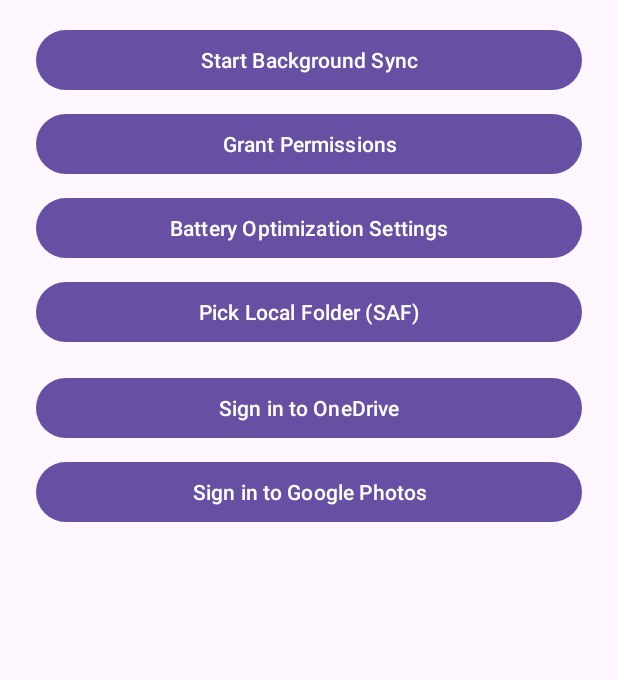
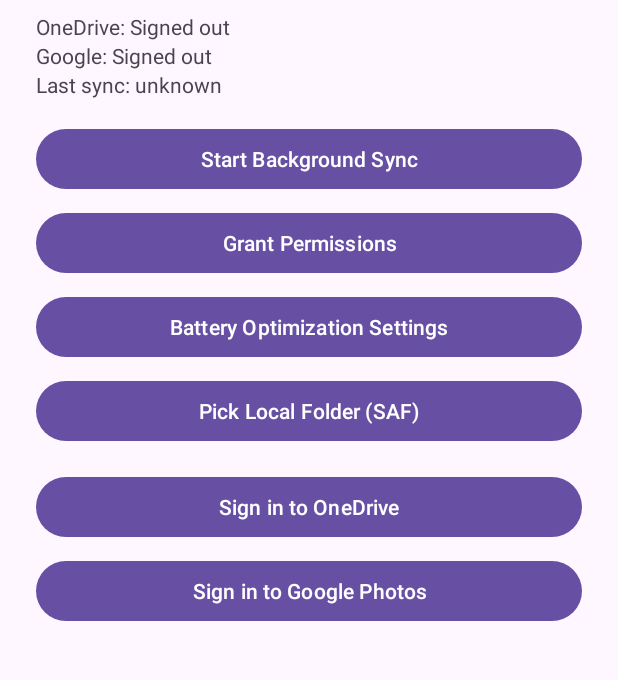
Before and after one commit to ganeshmev/OneDrivePhotosSync, an Android app: the screen it shows after launch (MainActivity), on a phone screen of 412 x 824 dp, the part 77-757 px from its top. Run offline under Robolectric (Android 15) with nearby library versions, the phone set to English and light mode, and no system bars; libraries missing offline, so code that uses them is left out: com.microsoft.identity, net.openid.appauth; 7 statements that could not run were skipped.

Commit message:
feat(ui+sync): status labels for sign-in and last sync; Graph pagination; basic retry/backoff via OkHttp and streaming downloads; docs updated

```diff
--- a/app/src/main/java/com/onedrivesyncer/app/MainActivity.kt
+++ b/app/src/main/java/com/onedrivesyncer/app/MainActivity.kt
@@ -13,6 +13,8 @@ import com.onedrivesyncer.app.service.SyncService
 import com.onedrivesyncer.app.auth.OneDriveMsalAuth
 import com.onedrivesyncer.app.auth.GoogleAuth
 import com.onedrivesyncer.app.auth.TokenStore
+import com.microsoft.identity.client.PublicClientApplication
+import net.openid.appauth.AuthState
 
 class MainActivity : AppCompatActivity() {
 
@@ -34,7 +36,9 @@ class MainActivity : AppCompatActivity() {
     private val googleAuthResult = registerForActivityResult(ActivityResultContracts.StartActivityForResult()) { result ->
         val store = TokenStore(this)
         val gAuth = GoogleAuth(this, store)
-        gAuth.handleAuthResponse(result.data) { /* optional UI feedback */ }
+        gAuth.handleAuthResponse(result.data) {
+            updateStatus()
+        }
     }
 
     override fun onCreate(savedInstanceState: Bundle?) {
@@ -76,5 +80,46 @@ class MainActivity : AppCompatActivity() {
             val intent = GoogleAuth(this, TokenStore(this)).createAuthIntent()
             if (intent != null) googleAuthResult.launch(intent)
         }
+
+        updateStatus()
+    }
+
+    override fun onResume() {
+        super.onResume()
+        updateStatus()
+    }
+
+    private fun updateStatus() {
+        // OneDrive signed-in status via MSAL cache
+        try {
+            val app = PublicClientApplication.createSingleAccountPublicClientApplication(this, com.onedrivesyncer.app.R.raw.msal_config)
+            app.getCurrentAccountAsync(object : com.microsoft.identity.client.CurrentAccountCallback {
+                override fun onAccountLoaded(activeAccount: com.microsoft.identity.client.IAccount?) {
+                    val signedIn = activeAccount != null
+                    binding.tvStatusOneDrive.text = getString(if (signedIn) com.onedrivesyncer.app.R.string.status_onedrive_signed_in else com.onedrivesyncer.app.R.string.status_onedrive_signed_out)
+                }
+
+                override fun onAccountChanged(priorAccount: com.microsoft.identity.client.IAccount?, currentAccount: com.microsoft.identity.client.IAccount?) {
+                    val signedIn = currentAccount != null
+                    binding.tvStatusOneDrive.text = getString(if (signedIn) com.onedrivesyncer.app.R.string.status_onedrive_signed_in else com.onedrivesyncer.app.R.string.status_onedrive_signed_out)
+                }
+
+                override fun onError(exception: com.microsoft.identity.client.exception.MsalException) {
+                    binding.tvStatusOneDrive.text = getString(com.onedrivesyncer.app.R.string.status_onedrive_signed_out)
+                }
+            })
+        } catch (_: Throwable) {
+            binding.tvStatusOneDrive.text = getString(com.onedrivesyncer.app.R.string.status_onedrive_signed_out)
+        }
+
+        // Google signed-in via stored AuthState
+        val store = TokenStore(this)
+        val stateJson = store.get("google_auth_state")
+        val signedInG = try { stateJson != null && AuthState.jsonDeserialize(stateJson).isAuthorized } catch (_: Throwable) { false }
+        binding.tvStatusGoogle.text = getString(if (signedInG) com.onedrivesyncer.app.R.string.status_google_signed_in else com.onedrivesyncer.app.R.string.status_google_signed_out)
+
+        // Last sync result
+        val last = getSharedPreferences("sync", MODE_PRIVATE).getString("last_result", null)
+        binding.tvLastSync.text = last ?: getString(com.onedrivesyncer.app.R.string.last_sync_unknown)
     }
 }
--- a/app/src/main/java/com/onedrivesyncer/app/worker/SyncWorker.kt
+++ b/app/src/main/java/com/onedrivesyncer/app/worker/SyncWorker.kt
@@ -63,7 +63,9 @@ class SyncWorker(appContext: Context, params: WorkerParameters) : CoroutineWorke
                 Log.e(TAG, "Failed processing ${item.id}", t)
             }
         }
-        Log.d(TAG, "Cycle done. Uploaded+deleted: $successCount")
+        val msg = "Last sync: ${java.time.Instant.now()} — success=$successCount, total=${items.size}"
+        Log.d(TAG, msg)
+        applicationContext.getSharedPreferences("sync", Context.MODE_PRIVATE).edit().putString("last_result", msg).apply()
         return Result.success()
     }
 
--- a/app/src/main/res/layout/activity_main.xml
+++ b/app/src/main/res/layout/activity_main.xml
@@ -10,6 +10,25 @@
         android:text="@string/app_name"
         android:textSize="20sp"
         android:layout_width="wrap_content"
+        android:layout_height="wrap_content" />
+
+    <TextView
+        android:id="@+id/tvStatusOneDrive"
+        android:text="@string/status_onedrive_signed_out"
+        android:layout_width="match_parent"
+        android:layout_height="wrap_content"
+        android:layout_marginTop="8dp" />
+
+    <TextView
+        android:id="@+id/tvStatusGoogle"
+        android:text="@string/status_google_signed_out"
+        android:layout_width="match_parent"
+        android:layout_height="wrap_content" />
+
+    <TextView
+        android:id="@+id/tvLastSync"
+        android:text="@string/last_sync_unknown"
+        android:layout_width="match_parent"
         android:layout_height="wrap_content" />
 
     <Button
--- a/app/src/main/res/values/strings.xml
+++ b/app/src/main/res/values/strings.xml
@@ -10,4 +10,9 @@
     <!-- OAuth placeholders; replace with real values -->
     <string name="google_client_id">SET_ME_GOOGLE_OAUTH_CLIENT_ID</string>
     <string name="google_redirect_uri">onedrivephotosync://auth</string>
+    <string name="status_onedrive_signed_in">OneDrive: Signed in</string>
+    <string name="status_onedrive_signed_out">OneDrive: Signed out</string>
+    <string name="status_google_signed_in">Google: Signed in</string>
+    <string name="status_google_signed_out">Google: Signed out</string>
+    <string name="last_sync_unknown">Last sync: unknown</string>
 </resources>
```
Also changed, not shown: app/src/main/java/com/onedrivesyncer/app/sync/Clients.kt (+9 -6 lines), 1 other file.
